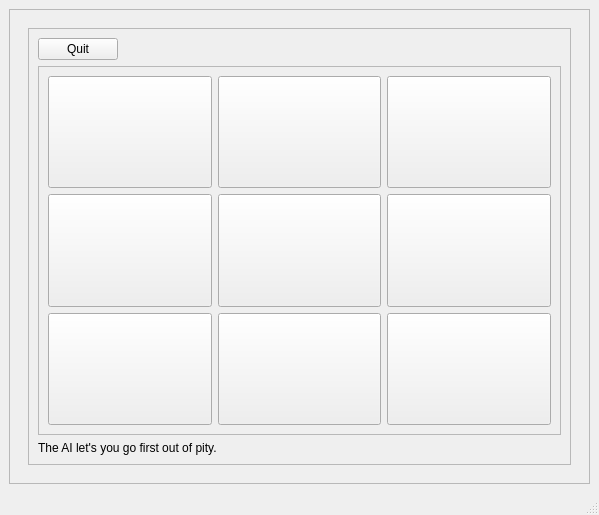
First picture: the form in gui.ui, repository Samin005/Tic-Tac-Toe-AI-Desktop-, before the edit.
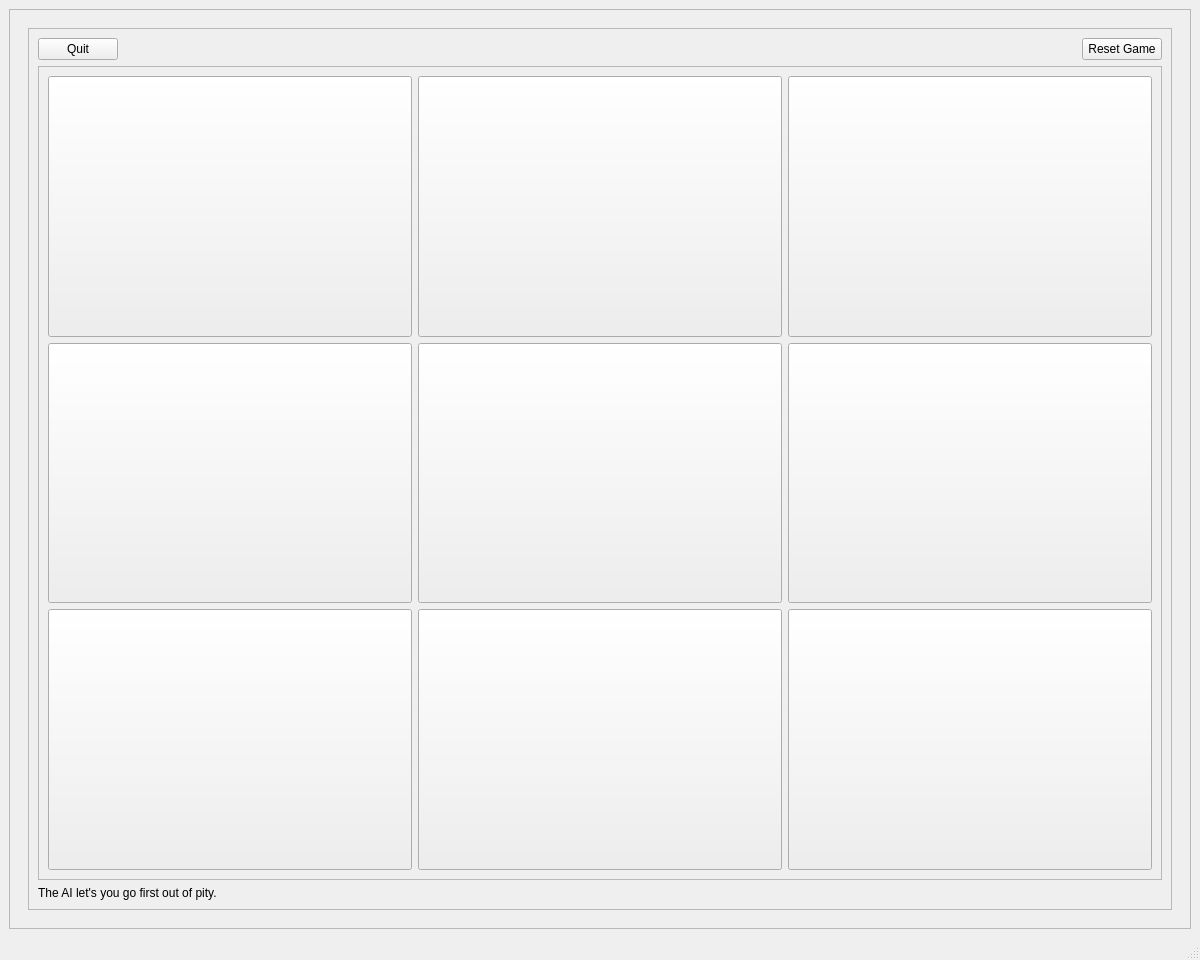
Second picture: the form after the edit. The open tabs and pages were chosen to show the change.

The edit to the form file:
```diff
--- a/gui.ui
+++ b/gui.ui
@@ -6,13 +6,19 @@
    <rect>
     <x>0</x>
     <y>0</y>
-    <width>599</width>
-    <height>515</height>
+    <width>1200</width>
+    <height>960</height>
    </rect>
   </property>
   <property name="windowTitle">
    <string>Tic Tac Toe-AI (Desktop)</string>
   </property>
+  <property name="windowOpacity">
+   <double>0.990000000000000</double>
+  </property>
+  <property name="styleSheet">
+   <string notr="true"/>
+  </property>
   <widget class="QWidget" name="centralwidget">
    <layout class="QGridLayout" name="gridLayout">
     <item row="0" column="0">
@@ -173,6 +179,9 @@
           </layout>
          </widget>
          <widget class="QWidget" name="page_game">
+          <property name="styleSheet">
+           <string notr="true"/>
+          </property>
           <layout class="QGridLayout" name="gridLayout_8">
            <item row="0" column="0">
             <widget class="QFrame" name="frame_game">
@@ -196,8 +205,25 @@
                 </property>
                </spacer>
               </item>
-              <item row="1" column="0" colspan="2">
+              <item row="0" column="0">
+               <widget class="QPushButton" name="pushButton_quit">
+                <property name="text">
+                 <string>Quit</string>
+                </property>
+               </widget>
+              </item>
+              <item row="0" column="2">
+               <widget class="QPushButton" name="pushButton_reset">
+                <property name="text">
+                 <string>Reset Game</string>
+                </property>
+               </widget>
+              </item>
+              <item row="1" column="0" colspan="3">
                <widget class="QFrame" name="frame_gameBoard">
+                <property name="styleSheet">
+                 <string notr="true"/>
+                </property>
                 <property name="frameShape">
                  <enum>QFrame::StyledPanel</enum>
                 </property>
@@ -206,7 +232,7 @@
                 </property>
                 <layout class="QGridLayout" name="gridLayout_10">
                  <item row="1" column="1">
-                  <widget class="QPushButton" name="pushButton_gameBoard_5">
+                  <widget class="QPushButton" name="pushButton_gameBoard_4">
                    <property name="sizePolicy">
                     <sizepolicy hsizetype="Preferred" vsizetype="Preferred">
                      <horstretch>0</horstretch>
@@ -239,13 +265,16 @@
                      <verstretch>0</verstretch>
                     </sizepolicy>
                    </property>
+                   <property name="styleSheet">
+                    <string notr="true"/>
+                   </property>
                    <property name="text">
                     <string/>
                    </property>
                   </widget>
                  </item>
                  <item row="2" column="2">
-                  <widget class="QPushButton" name="pushButton_gameBoard_10">
+                  <widget class="QPushButton" name="pushButton_gameBoard_8">
                    <property name="sizePolicy">
                     <sizepolicy hsizetype="Preferred" vsizetype="Preferred">
                      <horstretch>0</horstretch>
@@ -284,7 +313,7 @@
                   </widget>
                  </item>
                  <item row="2" column="1">
-                  <widget class="QPushButton" name="pushButton_gameBoard_8">
+                  <widget class="QPushButton" name="pushButton_gameBoard_7">
                    <property name="sizePolicy">
                     <sizepolicy hsizetype="Preferred" vsizetype="Preferred">
                      <horstretch>0</horstretch>
@@ -310,7 +339,7 @@
                   </widget>
                  </item>
                  <item row="1" column="2">
-                  <widget class="QPushButton" name="pushButton_gameBoard_9">
+                  <widget class="QPushButton" name="pushButton_gameBoard_5">
                    <property name="sizePolicy">
                     <sizepolicy hsizetype="Preferred" vsizetype="Preferred">
                      <horstretch>0</horstretch>
@@ -325,14 +354,7 @@
                 </layout>
                </widget>
               </item>
-              <item row="0" column="0">
-               <widget class="QPushButton" name="pushButton_quit">
-                <property name="text">
-                 <string>Quit</string>
-                </property>
-               </widget>
-              </item>
-              <item row="2" column="0" colspan="2">
+              <item row="2" column="0" colspan="3">
                <widget class="QLabel" name="label_gameBottomText">
                 <property name="sizePolicy">
                  <sizepolicy hsizetype="Preferred" vsizetype="Fixed">
```
Left out of the diff: 9 changed lines with no effect on the pictures.
